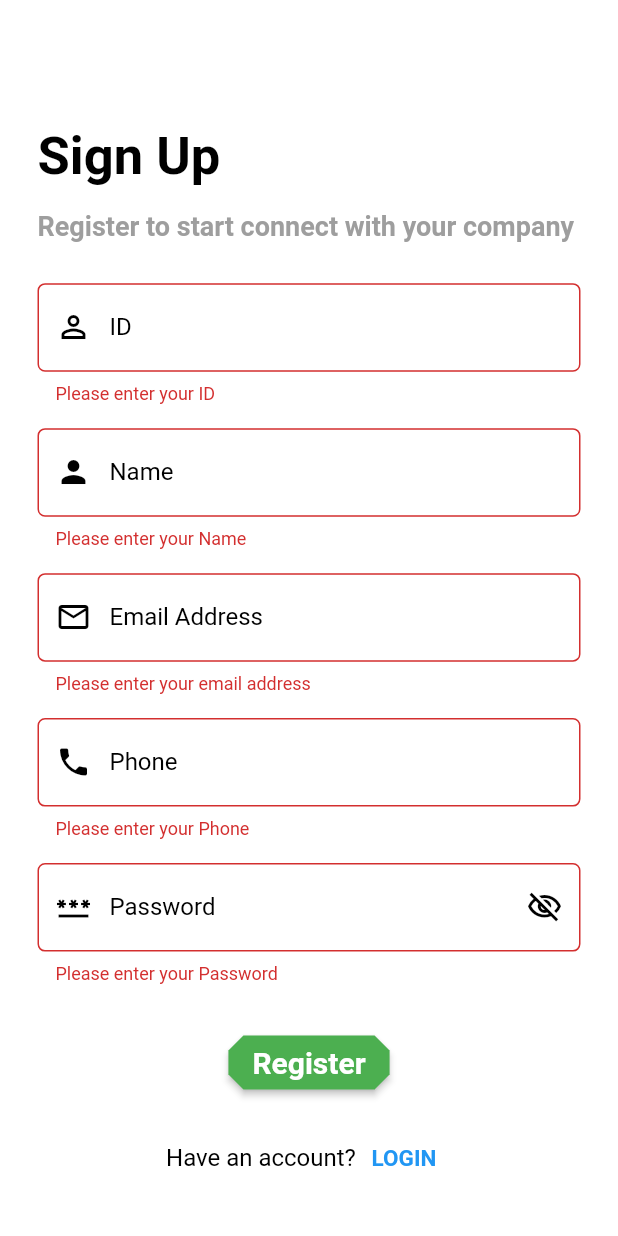
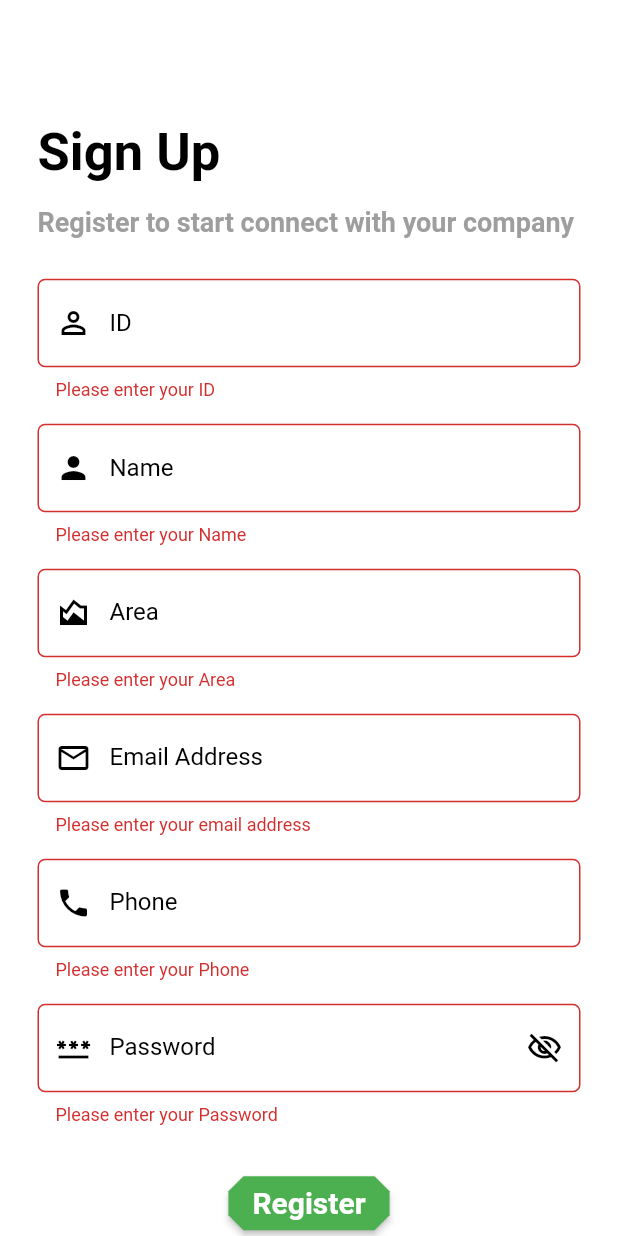
Before and after one commit to mohamedwagdy581/technical_support_request, a Flutter app: the RegisterScreen screen opened directly, after a tap on "Register", on a phone screen of 412 x 824 dp. Run offline on Flutter 3.47's test engine with Material 2 defaults, Android fonts, the phone set to English and light mode, and no system bars; our stand-ins replace cloud_firestore, conditional_builder_null_safety, firebase_auth, firebase_core, firebase_storage, flutter_bloc and 9 more; accounts and stored records are empty; network calls fail.

Commit message:
lot of changes

```diff
--- a/lib/main.dart
+++ b/lib/main.dart
@@ -16,6 +16,7 @@ void main() async {
   await CashHelper.init();
   bool? isDark = CashHelper.getData(key: 'isDark');
   uId = CashHelper.getData(key: 'uId');
+  city = CashHelper.getData(key: 'city');
   runApp(TechnicalRequests(isDark: isDark,));
 }
 
--- a/lib/models/user_model.dart
+++ b/lib/models/user_model.dart
@@ -2,10 +2,10 @@ class UserModel
 {
   late String uId;
   late String id;
+  late String area;
   late String email;
   late String name;
   late String phone;
-  late String bio;
   late String image;
   late String cover;
   late bool isEmailVerified;
@@ -13,10 +13,10 @@ class UserModel
   UserModel({
     required this.uId,
     required this.id,
+    required this.area,
     required this.email,
     required this.name,
     required this.phone,
-    required this.bio,
     required this.image,
     required this.cover,
     required this.isEmailVerified,
@@ -26,12 +26,12 @@ class UserModel
   {
     uId = json['uId '];
     id = json['id '];
+    area = json['area '];
     email = json['email'];
     name = json['name'];
     phone = json['phone'];
     image = json['image '];
     cover = json['cover '];
-    bio = json['bio '];
     isEmailVerified = json['isEmailVerified '];
   }
 
@@ -40,12 +40,12 @@ class UserModel
     return {
       'uId' : uId,
       'id' : id,
+      'area' : area,
       'email' : email,
       'name' : name,
       'phone' : phone,
       'image' : image,
       'cover' : cover,
-      'bio' : bio,
       'isEmailVerified' : isEmailVerified,
     };
   }
--- a/lib/modules/register/register_cubit/register_cubit.dart
+++ b/lib/modules/register/register_cubit/register_cubit.dart
@@ -2,7 +2,6 @@ import 'package:firebase_auth/firebase_auth.dart';
 import 'package:cloud_firestore/cloud_firestore.dart';
 import 'package:flutter/material.dart';
 import 'package:flutter_bloc/flutter_bloc.dart';
-import 'package:google_sign_in/google_sign_in.dart';
 
 import '../../../models/user_model.dart';
 import 'register_states.dart';
@@ -17,6 +16,7 @@ class RegisterCubit extends Cubit<RegisterStates>
       {
         required String name,
         required String id,
+        required String area,
         required String email,
         required String password,
         required String phone,
@@ -37,6 +37,7 @@ class RegisterCubit extends Cubit<RegisterStates>
       //var displayName = value.user?.updateDisplayName(name);
       createUser(
         id: id,
+        area: area,
         name: name,
         email: value.user!.email.toString(),
         phone: phone,
@@ -56,6 +57,7 @@ class RegisterCubit extends Cubit<RegisterStates>
       {
         required String name,
         required String email,
+        required String area,
         required String phone,
         required String uId,
         required String id,
@@ -66,19 +68,19 @@ class RegisterCubit extends Cubit<RegisterStates>
 
     UserModel model = UserModel(
       email: email,
+      area: area,
       name: name,
       phone: phone,
       uId: uId,
       id: id,
       image: 'https://resources.premierleague.com/premierleague/photos/players/250x250/p118748.png',
       cover: 'https://img.freepik.com/free-photo/indecisive-girl-picks-from-two-choices-looks-questioned-troubled-crosses-hands-across-chest-hesitates-suggested-products-wears-yellow-t-shirt-isolated-crimson-wall_273609-42552.jpg?w=1380',
-      bio: 'Write your bio ...',
       isEmailVerified: false,
     );
 
     FirebaseFirestore.instance
-        .collection('technicals')
-        .doc(uId)
+        .collection(area)
+        .doc(area).collection('technicals').doc(uId)
         .set(model.toMap())
         .then((value)
     {
--- a/lib/modules/register/register_screen.dart
+++ b/lib/modules/register/register_screen.dart
@@ -1,6 +1,7 @@
 import 'package:conditional_builder_null_safety/conditional_builder_null_safety.dart';
 import 'package:flutter/material.dart';
 import 'package:flutter_bloc/flutter_bloc.dart';
+import 'package:technical_requests/shared/components/constants.dart';
 
 import '../../shared/components/components.dart';
 import '../../shared/network/cubit/cubit.dart';
@@ -18,6 +19,7 @@ class RegisterScreen extends StatelessWidget {
   var emailController = TextEditingController();
   var passwordController = TextEditingController();
   var phoneController = TextEditingController();
+  var areaController = TextEditingController();
 
   @override
   Widget build(BuildContext context) {
@@ -35,6 +37,7 @@ class RegisterScreen extends StatelessWidget {
         builder: (context, state)
         {
           var height = MediaQuery.of(context).size.height;
+          city = areaController.text;
 
           return Scaffold(
             appBar: AppBar(),
@@ -117,6 +120,30 @@ class RegisterScreen extends StatelessWidget {
                             return null;
                           },
                           prefix: Icons.person,
+                          prefixColor: AppCubit.get(context).isDark ? Colors.black : Colors.white,
+                        ),
+
+                        SizedBox(
+                          height: height * 0.019,
+                        ),
+
+                        // TextFormField of Name
+                        defaultTextFormField(
+                          controller: areaController,
+                          keyboardType: TextInputType.name,
+                          label: 'Area',
+                          textStyle: Theme.of(context).textTheme.subtitle1?.copyWith(
+                            color:
+                            AppCubit.get(context).isDark ? Colors.black : Colors.white,
+                          ),
+                          validator: (String? value) {
+                            if(value!.isEmpty)
+                            {
+                              return 'Please enter your Area';
+                            }
+                            return null;
+                          },
+                          prefix: Icons.area_chart_outlined,
                           prefixColor: AppCubit.get(context).isDark ? Colors.black : Colors.white,
                         ),
 
@@ -220,6 +247,7 @@ class RegisterScreen extends StatelessWidget {
                                       RegisterCubit.get(context).userRegister(
                                         id: idController.text,
                                         name: nameController.text,
+                                        area: areaController.text,
                                         email: emailController.text,
                                         password: passwordController.text,
                                         phone: phoneController.text,
--- a/lib/shared/components/constants.dart
+++ b/lib/shared/components/constants.dart
@@ -13,7 +13,7 @@ void signOut(context) {
 }
 
 String? uId;
-
+String? city;
 String profileImage = '';
 
 // void printFullText(String text) {
--- a/lib/shared/network/cubit/cubit.dart
+++ b/lib/shared/network/cubit/cubit.dart
@@ -34,8 +34,9 @@ class AppCubit extends Cubit<AppStates> {
 
   Future getDocId() async
   {
+    emit(AppGetDocIDsLoadingState());
     docIDs.clear();
-    await FirebaseFirestore.instance.collection('requests').get().then((snapshot)
+    await FirebaseFirestore.instance.collection('جازان').doc('جازان').collection('requests').get().then((snapshot)
     {
       for (var document in snapshot.docs) {
         docIDs.add(document.reference.id);
--- a/lib/splash_screen.dart
+++ b/lib/splash_screen.dart
@@ -32,6 +32,7 @@ class _SplashScreenState extends State<SplashScreen> {
           mainAxisAlignment: MainAxisAlignment.center,
           children: const [
             CircleAvatar(
+              backgroundColor: Colors.transparent,
               radius: 60,
               child: Image(
                 image: AssetImage(
```
Also changed, not shown: lib/home_layout/home_layout.dart (+4 -27 lines), lib/modules/all_requests/get_requests_data.dart (+4 -3 lines), lib/modules/finish_request/requests_cubit/requests_cubit.dart (+4 -8 lines), lib/modules/request_details/request_details.dart (+18 -26 lines).
